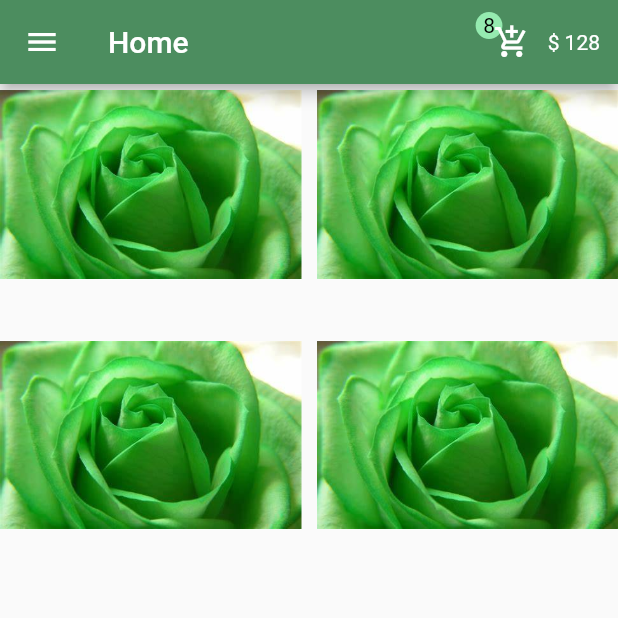
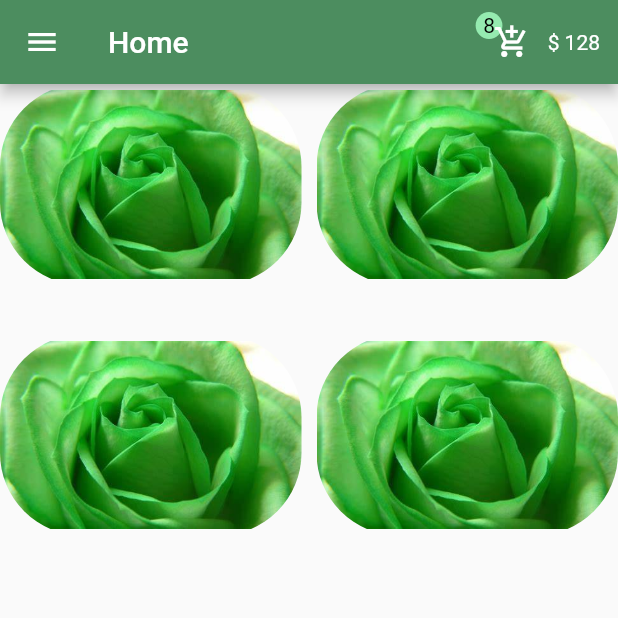
Before and after one commit to AyaEidAttya/E-commerce-app, a Flutter app: the screen it shows after launch, on a phone screen of 412 x 824 dp, the top half of it. Run offline on Flutter 3.47's test engine with Material 2 defaults, Android fonts, the light colour scheme and no system bars.

Commit message:
add border reduis

```diff
--- a/lib/pages/home.dart
+++ b/lib/pages/home.dart
@@ -17,7 +17,9 @@ class Home extends StatelessWidget {
       itemCount: 4,
       itemBuilder: (BuildContext context,int index ) {
         return GridTile(
-          child:ClipRRect( child: Image.asset("assets/img/OIP (1).jpeg")),
+          child:ClipRRect(
+            borderRadius: BorderRadius.circular(55),
+            child: Image.asset("assets/img/OIP (1).jpeg")),
 
         );
 
```
